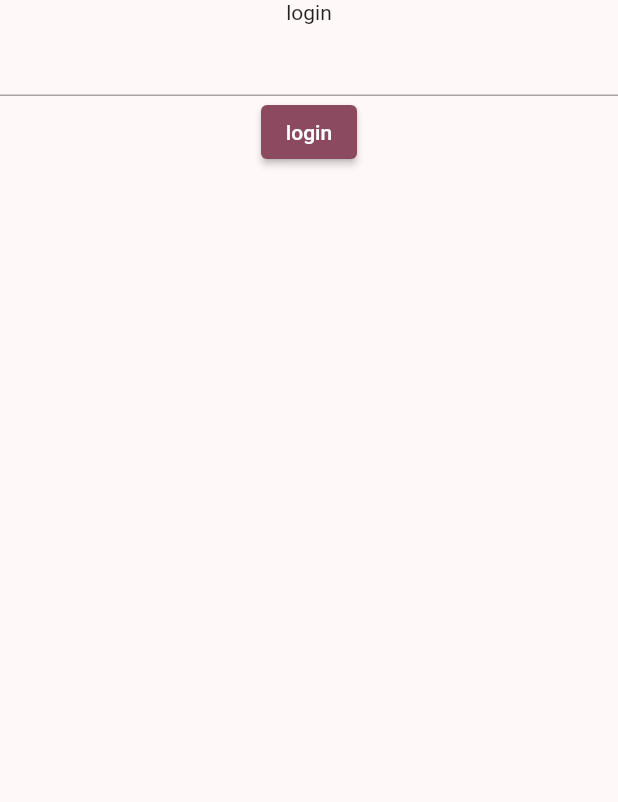
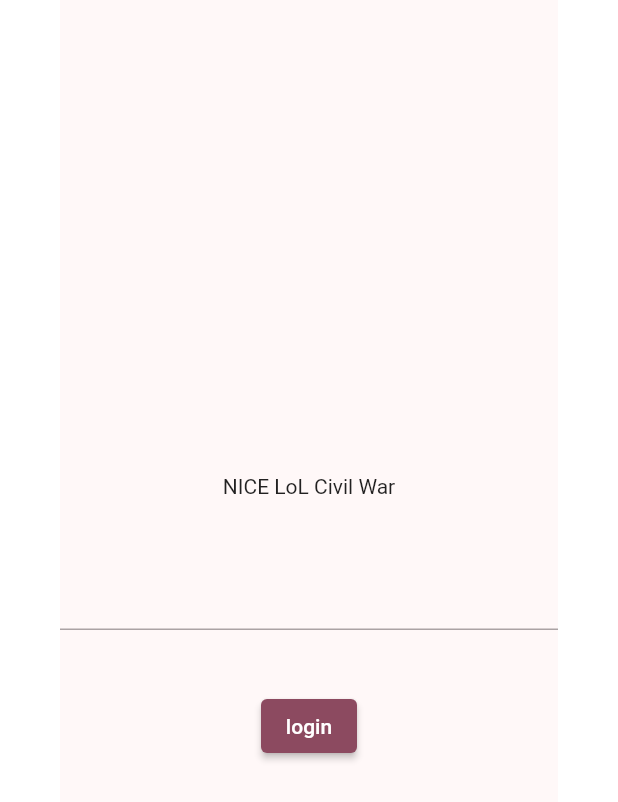
Before and after one commit to kmh339/nice-lol-civil-war, a Flutter app: the screen it shows after launch, on a phone screen of 412 x 824 dp. Shown: the top 802 px of the screen. Run offline on Flutter 3.47's test engine with Material 2 defaults, Android fonts, the light colour scheme and no system bars; our stand-ins replace flutter_bloc, freezed_annotation, go_router.

Commit message:
add login bloc

```diff
--- a/lib/presentation/blocs/authentication/authentication_bloc.dart
+++ b/lib/presentation/blocs/authentication/authentication_bloc.dart
@@ -26,7 +26,8 @@
               emit(AuthenticationState.failure(message: 'message')),
             AuthStatus.unauthenticated =>
               emit(AuthenticationState.failure(message: 'message')),
-            AuthStatus.authenticated => emit(AuthenticationState.success()),
+            AuthStatus.authenticated =>
+              emit(const AuthenticationState.success()),
           },
       },
     );
--- a/lib/presentation/home/home_view.dart
+++ b/lib/presentation/home/home_view.dart
@@ -7,6 +7,10 @@
 
   @override
   Widget build(BuildContext context) {
-    return const Placeholder();
+    return Scaffold(
+      body: Center(
+        child: Text('home'),
+      ),
+    );
   }
 }
--- /dev/null
+++ b/lib/presentation/login/bloc/login_bloc.dart
@@ -0,0 +1,24 @@
+import 'package:flutter_bloc/flutter_bloc.dart';
+import 'package:freezed_annotation/freezed_annotation.dart';
+import 'package:nice_lol_civil_war/domain/repositories/authentication_repository.dart';
+
+part 'login_event.dart';
+
+part 'login_state.dart';
+
+part 'login_bloc.freezed.dart';
+
+class LoginBloc extends Bloc<LoginEvent, LoginState> {
+  LoginBloc({
+    required AuthenticationRepository authenticationRepository,
+  }) : super(const LoginState.initial()) {
+    on<LoginEvent>((event, emit) async {
+      switch (event) {
+        case _Started(:final email, :final password):
+          emit(const LoginState.inProgress());
+          await authenticationRepository.signIn(token: 'token');
+          emit(const LoginState.success());
+      }
+    });
+  }
+}
--- /dev/null
+++ b/lib/presentation/login/bloc/login_event.dart
@@ -0,0 +1,9 @@
+part of 'login_bloc.dart';
+
+@freezed
+class LoginEvent with _$LoginEvent {
+  const factory LoginEvent.started({
+    required String email,
+    required String password,
+  }) = _Started;
+}
--- /dev/null
+++ b/lib/presentation/login/bloc/login_state.dart
@@ -0,0 +1,14 @@
+part of 'login_bloc.dart';
+
+@freezed
+class LoginState with _$LoginState {
+  const factory LoginState.initial() = _Initial;
+
+  const factory LoginState.inProgress() = _InProgress;
+
+  const factory LoginState.success() = _Success;
+
+  const factory LoginState.failure({
+    required String message,
+  }) = _Failure;
+}
--- a/lib/presentation/login/login_view.dart
+++ b/lib/presentation/login/login_view.dart
@@ -1,4 +1,7 @@
 import 'package:flutter/material.dart';
+import 'package:flutter_bloc/flutter_bloc.dart';
+import 'package:nice_lol_civil_war/domain/repositories/authentication_repository.dart';
+import 'package:nice_lol_civil_war/presentation/login/bloc/login_bloc.dart';
 
 class LoginView extends StatelessWidget {
   const LoginView({
@@ -7,14 +10,52 @@
 
   @override
   Widget build(BuildContext context) {
-    return Scaffold(
-      body: Column(
-        children: [
-          Text('login'),
-          TextFormField(),
-          ElevatedButton(onPressed: () {}, child: Text('login')),
-        ],
+    return BlocProvider<LoginBloc>(
+      create: (context) => LoginBloc(
+        authenticationRepository: context.read<AuthenticationRepository>(),
+      ),
+      child: SafeArea(
+        minimum: const EdgeInsets.symmetric(horizontal: 40),
+        child: Scaffold(
+          body: Center(
+            child: Column(
+              mainAxisAlignment: MainAxisAlignment.center,
+              children: [
+                Text(
+                  'NICE LoL Civil War',
+                ),
+                const SizedBox(
+                  height: 40,
+                ),
+                TextFormField(),
+                const SizedBox(
+                  height: 40,
+                ),
+                _LoginButton(),
+              ],
+            ),
+          ),
+        ),
       ),
     );
   }
 }
+
+class _LoginButton extends StatelessWidget {
+  const _LoginButton({
+    super.key,
+  });
+
+  @override
+  Widget build(BuildContext context) {
+    return ElevatedButton(
+      onPressed: () => context.read<LoginBloc>().add(
+        LoginEvent.started(
+          email: 'email',
+          password: 'password',
+        ),
+      ),
+      child: Text('login'),
+    );
+  }
+}
```
Also changed, not shown: lib/presentation/login/bloc/login_bloc.freezed.dart (added).
